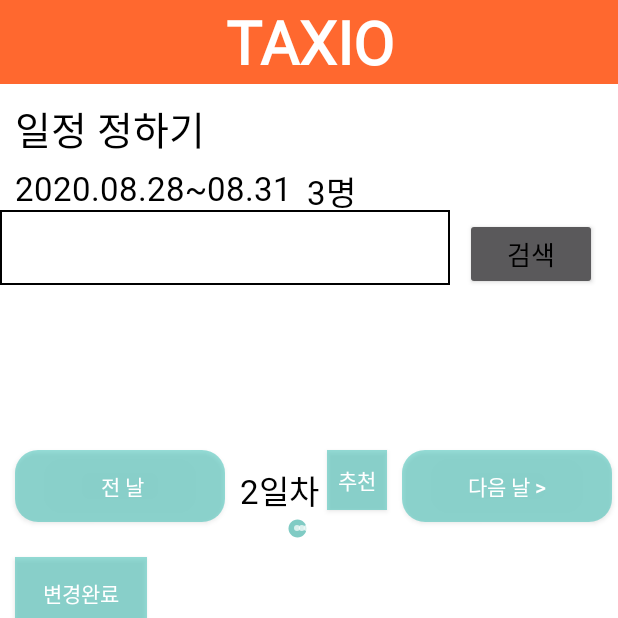
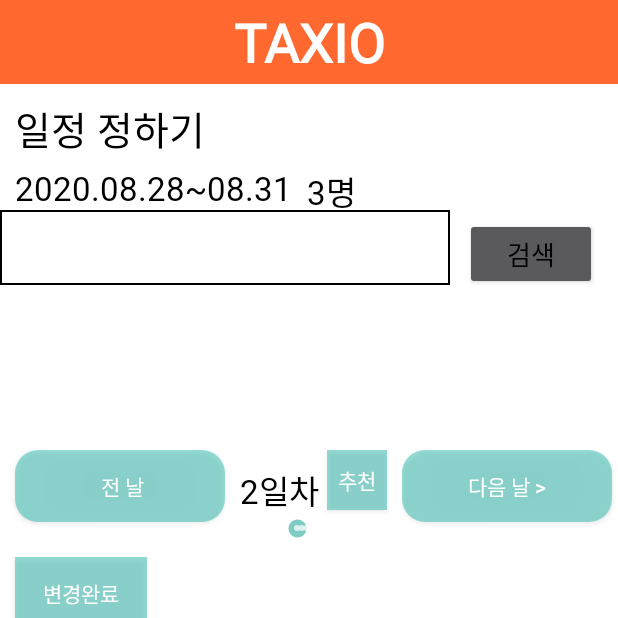
Before and after one commit to MoonGahee/Taxio, an Android app: the UpdateSchedule screen opened directly, with no data from a screen before it, after a tap on "변경완료", on a phone screen of 412 x 824 dp, the top half of it. Run offline under Robolectric (Android 15) with nearby library versions, the phone set to English and light mode, and no system bars.

Commit message:
멘토님이 수정해주신 것들

```diff
--- a/app/build.gradle
+++ b/app/build.gradle
@@ -26,6 +26,7 @@ android {
 dependencies {
     implementation fileTree(dir: 'libs', include: ['*.jar'])
 
+    implementation 'com.android.support:recyclerview-v7:28.0.0'
     implementation 'androidx.appcompat:appcompat:1.1.0'
     implementation 'androidx.constraintlayout:constraintlayout:1.1.3'
     testImplementation 'junit:junit:4.12'
--- a/app/src/main/java/com/example/taxio/UpdateSchedule.java
+++ b/app/src/main/java/com/example/taxio/UpdateSchedule.java
@@ -24,7 +24,7 @@ public class UpdateSchedule extends AppCompatActivity {
         finish_btn.setOnClickListener(new View.OnClickListener() {
             @Override
             public void onClick(View v) {
-                AlertDialog.Builder builder = new AlertDialog.Builder(this);
+                AlertDialog.Builder builder = new AlertDialog.Builder(UpdateSchedule.this);
                 builder.setTitle("일정 확인");
                 builder.setMessage("이대로 일정을 마무리하겠습니까?");
                 builder.setPositiveButton("네", new DialogInterface.OnClickListener() {
--- a/app/src/main/res/values/strings.xml
+++ b/app/src/main/res/values/strings.xml
@@ -1,3 +1,5 @@
 <resources>
     <string name="app_name">TAXIO</string>
+
+
 </resources>
--- a/app/src/main/res/values/styles.xml
+++ b/app/src/main/res/values/styles.xml
@@ -12,7 +12,7 @@
     </style>
     <style name="title">
         <item name="android:gravity">center</item>
-        <item name="android:textSize">40sp</item>
+        <item name="android:textSize">36sp</item>
         <item name="android:textStyle">bold</item>
         <item name="android:layout_gravity">center</item>
         <item name="android:textColor">#FFFFFF</item>
```
Also changed, not shown: app/src/main/AndroidManifest.xml (+7 -0 lines).
